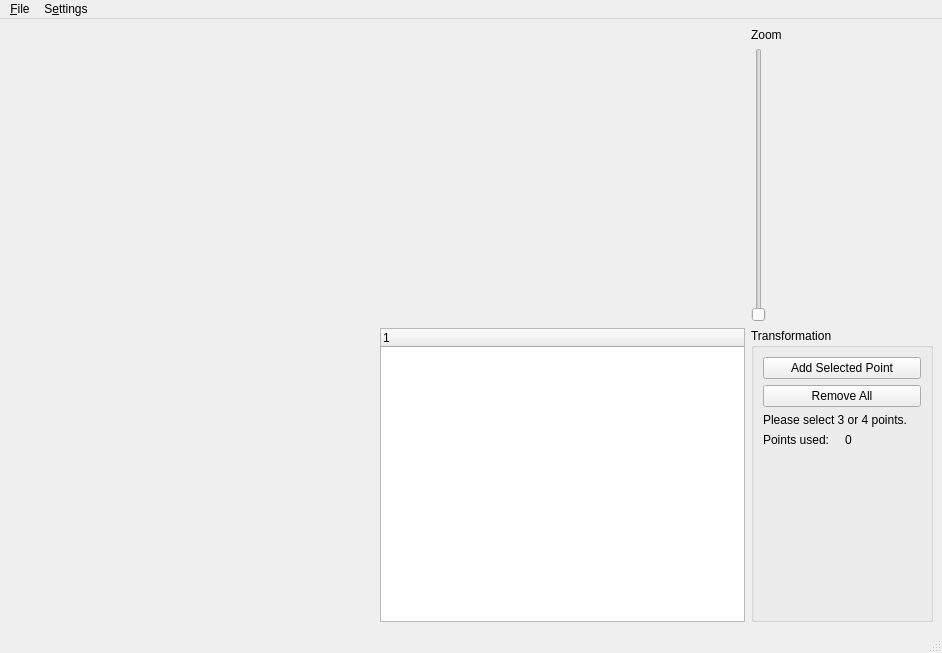
Old version of the form autodrill/ui/mainwindow.ui in the repository ElektronikNode/autodrill.
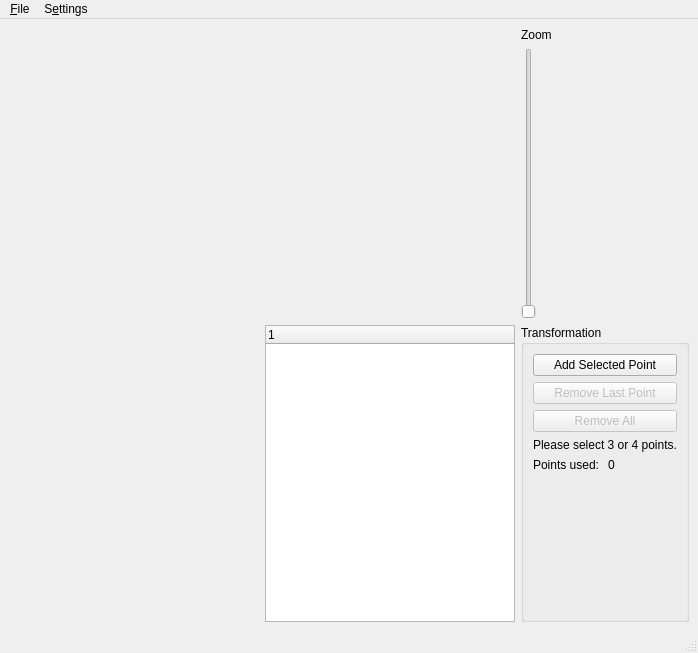
New version of the form.

Commit message: [enh] CLOSE #8, allow deletion of last added node, some ux-improvements for node operations

Diff of the .ui file:
```diff
--- a/autodrill/ui/mainwindow.ui
+++ b/autodrill/ui/mainwindow.ui
@@ -6,7 +6,7 @@
    <rect>
     <x>0</x>
     <y>0</y>
-    <width>942</width>
+    <width>698</width>
     <height>653</height>
    </rect>
   </property>
@@ -97,8 +97,21 @@
          </property>
         </widget>
        </item>
+       <item>
+        <widget class="QPushButton" name="pushButton_removeLast">
+         <property name="enabled">
+          <bool>false</bool>
+         </property>
+         <property name="text">
+          <string>Remove Last Point</string>
+         </property>
+        </widget>
+       </item>
        <item>
         <widget class="QPushButton" name="pushButton_removeAll">
+         <property name="enabled">
+          <bool>false</bool>
+         </property>
          <property name="text">
           <string>Remove All</string>
          </property>
@@ -152,8 +165,8 @@
     <rect>
      <x>0</x>
      <y>0</y>
-     <width>942</width>
-     <height>25</height>
+     <width>698</width>
+     <height>28</height>
     </rect>
    </property>
    <widget class="QMenu" name="menuFile">
```
The commit also changes 2 other files.
